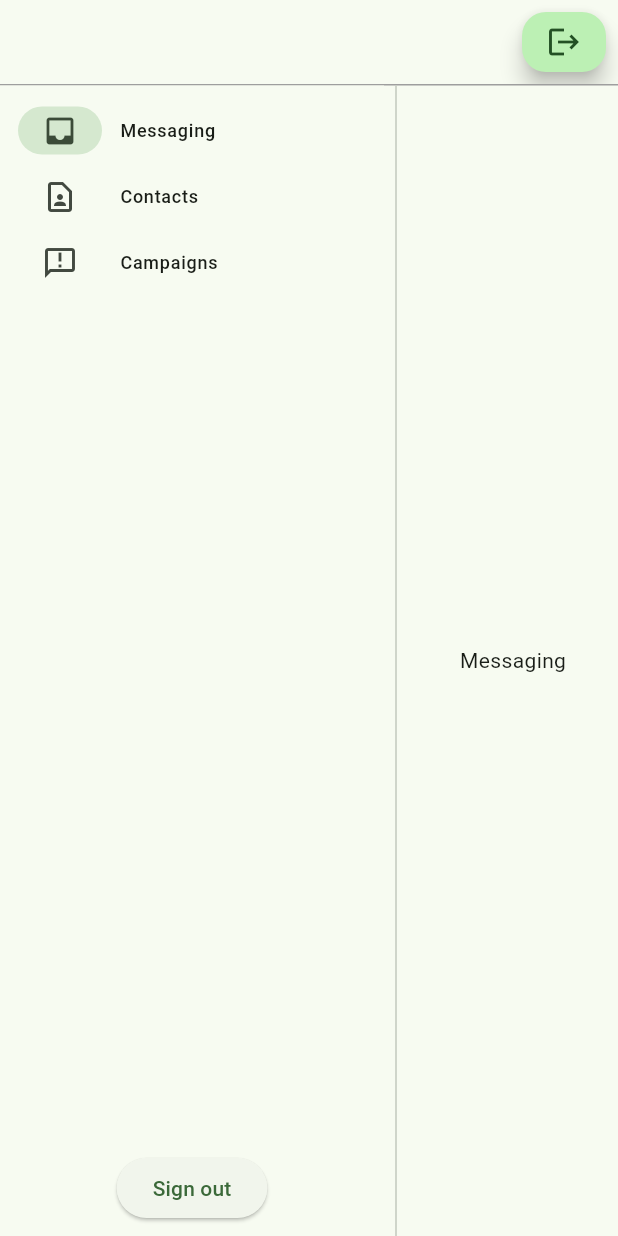
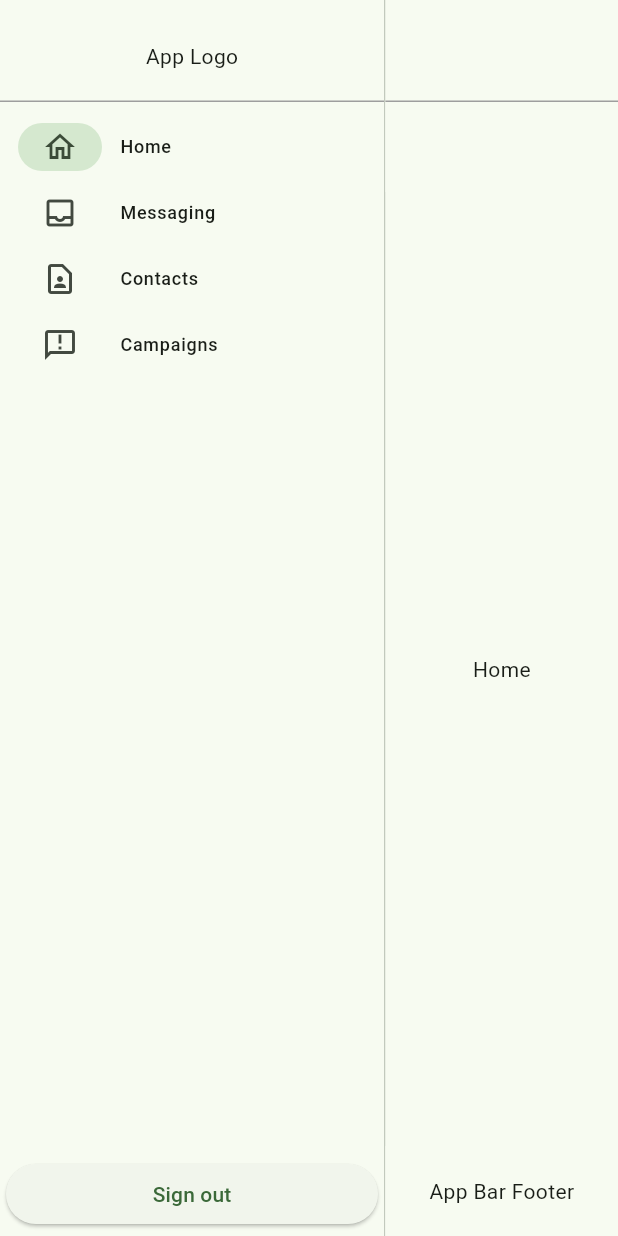
Before and after one commit to Cassaden/marketing_suite_nativeapp, a Flutter app: the screen it shows after launch, on a phone screen of 412 x 824 dp. Run offline on Flutter 3.47's test engine with Material 3 defaults, Android fonts, the phone set to English and light mode, and no system bars.

Commit message:
Built webapp shell.

```diff
--- a/lib/main.dart
+++ b/lib/main.dart
@@ -1,6 +1,6 @@
 import 'package:flutter/material.dart';
 
-import 'package:app/screens/home.dart';
+import 'package:app/screens/app_shell.dart';
 
 void main() {
   runApp(const App());
@@ -15,8 +15,9 @@ class App extends StatelessWidget {
       title: 'Cassaden',
       theme: ThemeData(
         colorScheme: ColorScheme.fromSeed(seedColor: Colors.green),
+        appBarTheme: AppBarTheme(toolbarHeight: 60),
       ),
-      home: const HomeScreen(),
+      home: const AppShellScreen(),
     );
   }
 }
--- /dev/null
+++ b/lib/models/contacts.dart
@@ -0,0 +1,6 @@
+class Contact {
+  final String firstName;
+  final String lastName;
+
+  Contact({required this.firstName, required this.lastName});
+}
--- /dev/null
+++ b/lib/screens/app_shell.dart
@@ -0,0 +1,124 @@
+import 'package:flutter/material.dart';
+
+import 'home.dart';
+import 'campaigns.dart';
+import 'contacts.dart';
+import 'messaging.dart';
+
+import 'app_shell/footer.dart';
+
+class AppShellScreen extends StatefulWidget {
+  const AppShellScreen({super.key});
+
+  @override
+  State<AppShellScreen> createState() => _AppShellScreenState();
+}
+
+class _AppShellScreenState extends State<AppShellScreen> {
+  int _selectedIndex = 0;
+
+  NavigationRailLabelType labelType = NavigationRailLabelType.all;
+  final double _groupAlignment = -1.0;
+  final double _navigationRailMaxWidth = 256;
+
+  final List<Widget Function()> _screens = [
+    HomeScreen.new,
+    MessagingScreen.new,
+    ContactsScreen.new,
+    CampaignsScreen.new,
+  ];
+
+  @override
+  Widget build(BuildContext context) {
+    return Scaffold(
+      body: SafeArea(
+        child: Row(
+          children: <Widget>[
+            NavigationRail(
+              extended: true,
+              selectedIndex: _selectedIndex,
+              groupAlignment: _groupAlignment,
+              onDestinationSelected:
+                  (int index) => setState(() {
+                    _selectedIndex = index;
+                  }),
+              leading: Container(
+                clipBehavior: Clip.none,
+                width: double.infinity,
+                decoration: BoxDecoration(
+                  border: Border(
+                    bottom: BorderSide(width: 1, color: Colors.grey),
+                  ),
+                ),
+                constraints: BoxConstraints(maxWidth: _navigationRailMaxWidth),
+                height: Theme.of(context).appBarTheme.toolbarHeight,
+                child: Center(child: Text('App Logo')),
+              ),
+              destinations: const <NavigationRailDestination>[
+                NavigationRailDestination(
+                  icon: Icon(Icons.home_outlined),
+                  label: Text('Home'),
+                ),
+                NavigationRailDestination(
+                  icon: Icon(Icons.inbox_outlined),
+                  label: Text('Messaging'),
+                ),
+                NavigationRailDestination(
+                  icon: Icon(Icons.contact_page_outlined),
+                  label: Text('Contacts'),
+                ),
+                NavigationRailDestination(
+                  icon: Icon(Icons.announcement_outlined),
+                  label: Text('Campaigns'),
+                ),
+              ],
+              trailing: Expanded(
+                child: Container(
+                  width: double.infinity,
+                  constraints: BoxConstraints(
+                    maxWidth: _navigationRailMaxWidth,
+                  ),
+                  padding: EdgeInsets.all(4),
+                  child: Column(
+                    mainAxisAlignment: MainAxisAlignment.end,
+                    crossAxisAlignment: CrossAxisAlignment.stretch,
+                    children: [
+                      ElevatedButton(child: Text('Sign out'), onPressed: () {}),
+                    ],
+                  ),
+                ),
+              ),
+            ),
+            VerticalDivider(width: 1, thickness: 1),
+            Expanded(
+              child: Column(
+                children: [
+                  Container(
+                    color: Theme.of(context).scaffoldBackgroundColor,
+                    height: Theme.of(context).appBarTheme.toolbarHeight! + 7,
+                  ),
+                  Divider(height: 1, thickness: 1, color: Colors.grey),
+                  Expanded(
+                    child: Container(
+                      color: Theme.of(context).scaffoldBackgroundColor,
+                      child: Column(
+                        children: [
+                          Container(
+                            color: Theme.of(context).scaffoldBackgroundColor,
+                            height: Theme.of(context).appBarTheme.toolbarHeight,
+                          ),
+                          Expanded(child: _screens[_selectedIndex]()),
+                          AppFooter(),
+                        ],
+                      ),
+                    ),
+                  ),
+                ],
+              ),
+            ),
+          ],
+        ),
+      ),
+    );
+  }
+}
--- /dev/null
+++ b/lib/screens/app_shell/footer.dart
@@ -0,0 +1,14 @@
+import 'package:flutter/material.dart';
+
+class AppFooter extends StatelessWidget {
+  const AppFooter({super.key});
+
+  @override
+  Widget build(BuildContext context) {
+    return Container(
+      color: Theme.of(context).scaffoldBackgroundColor,
+      height: Theme.of(context).appBarTheme.toolbarHeight,
+      child: Center(child: Text('App Bar Footer')),
+    );
+  }
+}
--- a/lib/screens/home.dart
+++ b/lib/screens/home.dart
@@ -1,8 +1,4 @@
 import 'package:flutter/material.dart';
-
-import 'campaigns.dart';
-import 'contacts.dart';
-import 'messaging.dart';
 
 class HomeScreen extends StatefulWidget {
   const HomeScreen({super.key});
@@ -12,84 +8,8 @@ class HomeScreen extends StatefulWidget {
 }
 
 class _HomeScreenState extends State<HomeScreen> {
-  int _selectedIndex = 0;
-
-  NavigationRailLabelType labelType = NavigationRailLabelType.all;
-  final double _groupAlignment = -1.0;
-
-  final List<Widget Function()> _screens = [
-    MessagingScreen.new,
-    ContactsScreen.new,
-    CampaignsScreen.new,
-  ];
-
   @override
   Widget build(BuildContext context) {
-    return Scaffold(
-      appBar: AppBar(
-        backgroundColor: Theme.of(context).colorScheme.surface,
-        actions: [
-          Padding(
-            padding: EdgeInsets.all(8),
-            child: FloatingActionButton(
-              onPressed: () {},
-              child: Icon(Icons.logout),
-            ),
-          ),
-        ],
-      ),
-      body: SafeArea(
-        child: Column(
-          children: [
-            Divider(height: 1, thickness: 1, color: Colors.grey),
-            Expanded(
-              child: Row(
-                children: <Widget>[
-                  NavigationRail(
-                    extended: true,
-                    selectedIndex: _selectedIndex,
-                    groupAlignment: _groupAlignment,
-                    onDestinationSelected:
-                        (int index) => setState(() {
-                          _selectedIndex = index;
-                        }),
-                    destinations: const <NavigationRailDestination>[
-                      NavigationRailDestination(
-                        icon: Icon(Icons.inbox),
-                        label: Text('Messaging'),
-                      ),
-                      NavigationRailDestination(
-                        icon: Icon(Icons.contact_page_outlined),
-                        label: Text('Contacts'),
-                      ),
-                      NavigationRailDestination(
-                        icon: Icon(Icons.announcement_outlined),
-                        label: Text('Campaigns'),
-                      ),
-                    ],
-                    trailing: Expanded(
-                      child: Column(
-                        mainAxisAlignment: MainAxisAlignment.end,
-                        children: [
-                          Padding(
-                            padding: EdgeInsets.all(8),
-                            child: ElevatedButton(
-                              child: Text('Sign out'),
-                              onPressed: () {},
-                            ),
-                          ),
-                        ],
-                      ),
-                    ),
-                  ),
-                  VerticalDivider(),
-                  Expanded(child: _screens[_selectedIndex]()),
-                ],
-              ),
-            ),
-          ],
-        ),
-      ),
-    );
+    return const Center(child: Text('Home'));
   }
 }
```
